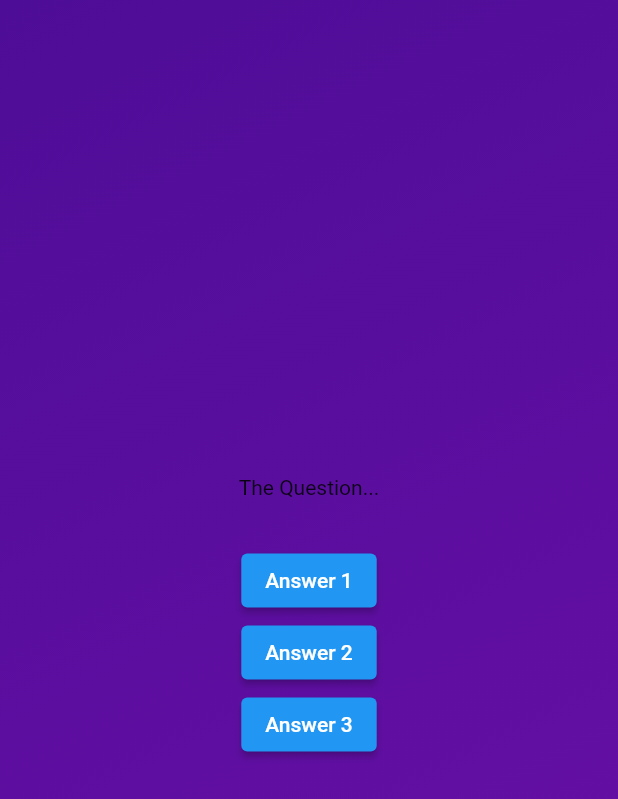
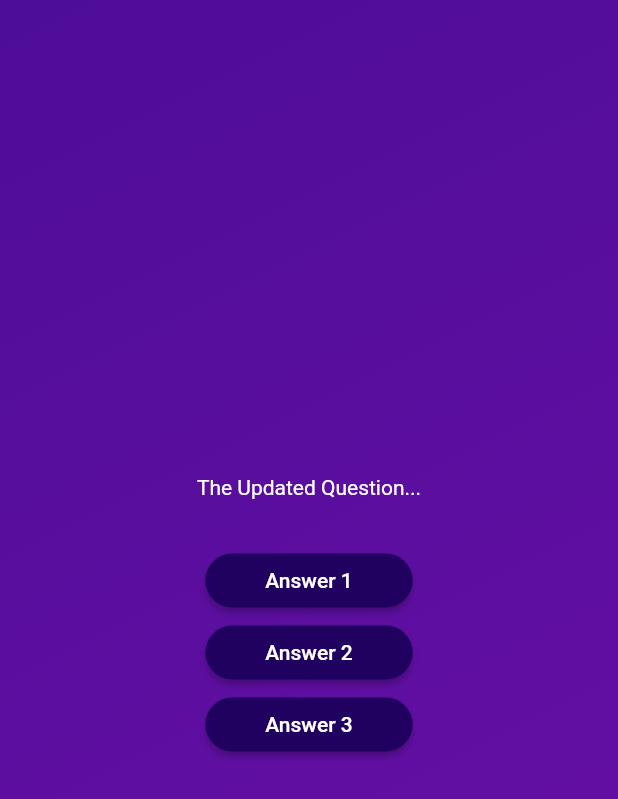
Before and after one commit to vamuigua/flutter_quiz_app, a Flutter app: the screen it shows after launch, after a tap on "Start Quiz", on a phone screen of 412 x 824 dp. Shown: the top 799 px of the screen. Run offline on Flutter 3.47's test engine with Material 2 defaults, Android fonts, the phone set to English and light mode, and no system bars.

Commit message:
update: add a reusable custom styled button

```diff
--- /dev/null
+++ b/lib/answer_button.dart
@@ -0,0 +1,31 @@
+import "package:flutter/material.dart";
+
+class AnswerButton extends StatelessWidget {
+  const AnswerButton({
+    super.key,
+    required this.answerText,
+    required this.onTap,
+  });
+
+  final String answerText;
+  final void Function() onTap;
+
+  @override
+  Widget build(BuildContext context) {
+    return ElevatedButton(
+      onPressed: onTap,
+      style: ElevatedButton.styleFrom(
+        padding: const EdgeInsets.symmetric(
+          vertical: 10,
+          horizontal: 40,
+        ),
+        backgroundColor: const Color.fromARGB(255, 33, 1, 95),
+        foregroundColor: Colors.white,
+        shape: RoundedRectangleBorder(
+          borderRadius: BorderRadius.circular(40),
+        ),
+      ),
+      child: Text(answerText),
+    );
+  }
+}
--- a/lib/questions_screen.dart
+++ b/lib/questions_screen.dart
@@ -1,4 +1,5 @@
 import "package:flutter/material.dart";
+import "package:quiz_app/answer_button.dart";
 
 class QuestionsScreen extends StatefulWidget {
   const QuestionsScreen({super.key});
@@ -17,21 +18,24 @@ class _QuestionsScreenState extends State<QuestionsScreen> {
       child: Column(
         mainAxisAlignment: MainAxisAlignment.center,
         children: [
-          const Text("The Question..."),
+          const Text(
+            "The Updated Question...",
+            style: TextStyle(color: Colors.white),
+          ),
           const SizedBox(
             height: 30,
           ),
-          ElevatedButton(
-            onPressed: () {},
-            child: const Text("Answer 1"),
+          AnswerButton(
+            answerText: "Answer 1",
+            onTap: () {},
           ),
-          ElevatedButton(
-            onPressed: () {},
-            child: const Text("Answer 2"),
+          AnswerButton(
+            answerText: "Answer 2",
+            onTap: () {},
           ),
-          ElevatedButton(
-            onPressed: () {},
-            child: const Text("Answer 3"),
+          AnswerButton(
+            answerText: "Answer 3",
+            onTap: () {},
           ),
         ],
       ),
```
